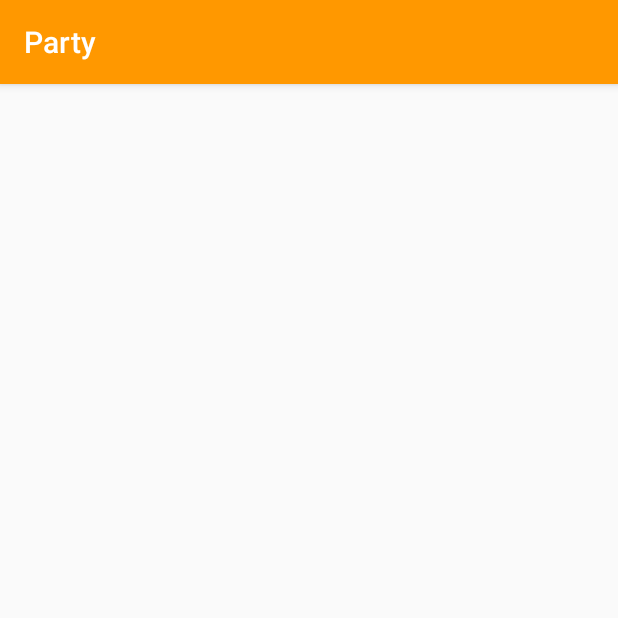
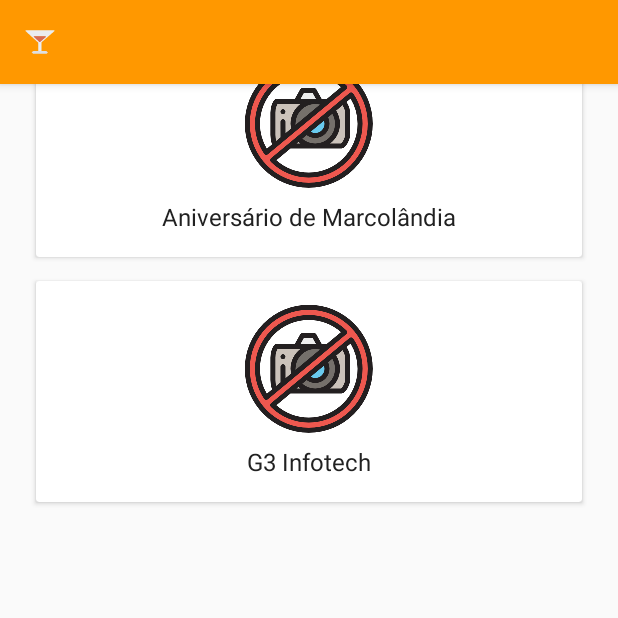
Before and after one commit to rodrigogaraujo/projetocapstone, an Android app: the screen it shows after launch (MainActivity), on a phone screen of 412 x 824 dp, the top half of it. Run offline under Robolectric (Android 15) with nearby library versions, the phone set to English and light mode, and no system bars; our stand-ins replace ButterKnife, Picasso.

Commit message:
change logo

```diff
--- a/app/build.gradle
+++ b/app/build.gradle
@@ -23,6 +23,8 @@ dependencies {
     implementation 'com.android.support:appcompat-v7:27.1.0'
     implementation 'com.android.support:recyclerview-v7:27.1.0'
     implementation 'com.android.support:cardview-v7:27.1.0'
+    implementation 'com.android.support:design:27.1.0'
+    implementation 'com.android.support:palette-v7:27.1.0'
     implementation 'com.android.support.constraint:constraint-layout:1.0.2'
     implementation 'com.jakewharton:butterknife:8.8.1'
     annotationProcessor 'com.jakewharton:butterknife-compiler:8.8.1'
--- a/app/src/main/AndroidManifest.xml
+++ b/app/src/main/AndroidManifest.xml
@@ -4,9 +4,9 @@
 
     <application
         android:allowBackup="true"
-        android:icon="@mipmap/ic_launcher"
+        android:icon="@mipmap/ic_logo"
         android:label="@string/app_name"
-        android:roundIcon="@mipmap/ic_launcher_round"
+        android:roundIcon="@mipmap/ic_logo"
         android:supportsRtl="true"
         android:theme="@style/AppTheme">
         <activity android:name=".MainActivity">
--- a/app/src/main/java/party/com/br/party/MainActivity.java
+++ b/app/src/main/java/party/com/br/party/MainActivity.java
@@ -2,6 +2,10 @@ package party.com.br.party;
 
 import android.support.v7.app.AppCompatActivity;
 import android.os.Bundle;
+import android.support.v7.widget.GridLayoutManager;
+import android.support.v7.widget.LinearLayoutManager;
+import android.support.v7.widget.RecyclerView;
+import android.support.v7.widget.Toolbar;
 
 import java.util.ArrayList;
 import java.util.Date;
@@ -14,11 +18,24 @@ public class MainActivity extends AppCompatActivity {
 
     private List<Event> mEvents;
     private EventAdapter mEventAdapter;
+    private RecyclerView mRvEvents;
+    private LinearLayoutManager mLayoutManager;
+    private Toolbar mToolbar;
 
     @Override
     protected void onCreate(Bundle savedInstanceState) {
         super.onCreate(savedInstanceState);
         setContentView(R.layout.activity_main);
+
+        mRvEvents = findViewById(R.id.rv_list_event);
+        mToolbar = findViewById(R.id.toolbar_main);
+
+        setSupportActionBar(mToolbar);
+        getSupportActionBar().setDisplayShowTitleEnabled(false);
+
+        mRvEvents.setHasFixedSize(true);
+        mLayoutManager = new LinearLayoutManager(this, LinearLayoutManager.VERTICAL, false);
+        mRvEvents.setLayoutManager(mLayoutManager);
 
         Event marcolandia = new Event("1", "Aniversário de Marcolândia", "21 aniversário da cidade de marcolândia", "",
                 "Brasil,Piauí, Marcolândia, Avenida Corinto matos, 23", "21h", "+55 (89) 3439-1183", new Date(), new ArrayList<String>());
@@ -27,6 +44,10 @@ public class MainActivity extends AppCompatActivity {
         Event g3 = new Event("2", "G3 Infotech", "Teesteeeeeeee", "",
                 "Brasil,Piauí, Marcolândia, Avenida Maria Concebida Costa, 29", "21h", "+55 (89) 99463-0386", new Date(), locails);
 
-
+        mEvents = new ArrayList<>();
+        mEvents.add(marcolandia);
+        mEvents.add(g3);
+        mEventAdapter = new EventAdapter(this, mEvents);
+        mRvEvents.setAdapter(mEventAdapter);
     }
 }
--- a/app/src/main/res/layout/activity_main.xml
+++ b/app/src/main/res/layout/activity_main.xml
@@ -1,20 +1,38 @@
 <?xml version="1.0" encoding="utf-8"?>
-<android.support.constraint.ConstraintLayout xmlns:android="http://schemas.android.com/apk/res/android"
+<android.support.design.widget.CoordinatorLayout xmlns:android="http://schemas.android.com/apk/res/android"
     xmlns:app="http://schemas.android.com/apk/res-auto"
     xmlns:tools="http://schemas.android.com/tools"
     android:layout_width="match_parent"
     android:layout_height="match_parent"
     tools:context="party.com.br.party.MainActivity">
 
+    <android.support.design.widget.AppBarLayout
+        android:layout_width="match_parent"
+        android:layout_height="wrap_content"
+        android:elevation="@dimen/elevation_appbar">
+
+        <android.support.v7.widget.Toolbar
+            android:id="@+id/toolbar_main"
+            android:layout_width="match_parent"
+            android:layout_height="wrap_content"
+            app:title="@string/app_name"
+            app:titleTextColor="@color/colorTextItens">
+
+            <ImageView
+                android:layout_width="wrap_content"
+                android:layout_height="wrap_content"
+                android:layout_gravity="left"
+                android:layout_margin="16dp"
+                android:src="@mipmap/ic_logo" />
+        </android.support.v7.widget.Toolbar>
+    </android.support.design.widget.AppBarLayout>
+
     <android.support.v7.widget.RecyclerView
         android:id="@+id/rv_list_event"
         android:layout_width="match_parent"
-        android:layout_height="wrap_content"
+        android:layout_height="match_parent"
         android:layout_marginEnd="16dp"
         android:layout_marginStart="16dp"
-        android:layout_marginTop="16dp"
-        app:layout_constraintEnd_toEndOf="parent"
-        app:layout_constraintStart_toStartOf="parent"
-        app:layout_constraintTop_toTopOf="parent" />
+        android:layout_marginTop="16dp" />
 
-</android.support.constraint.ConstraintLayout>
+</android.support.design.widget.CoordinatorLayout>
--- a/app/src/main/res/layout/row_event.xml
+++ b/app/src/main/res/layout/row_event.xml
@@ -3,7 +3,8 @@
     xmlns:app="http://schemas.android.com/apk/res-auto"
     xmlns:tools="http://schemas.android.com/tools"
     android:layout_width="match_parent"
-    android:layout_height="match_parent"
+    android:layout_height="wrap_content"
+    android:layout_margin="8dp"
     android:elevation="@dimen/cardview_default_elevation"
     app:cardCornerRadius="@dimen/cardview_default_radius">
 
@@ -17,7 +18,7 @@
             android:layout_height="wrap_content"
             android:layout_marginEnd="8dp"
             android:layout_marginStart="8dp"
-            android:layout_marginTop="8dp"
+            android:layout_marginTop="16dp"
             android:contentDescription="@string/picture_description"
             android:src="@mipmap/no_picture"
             app:layout_constraintEnd_toEndOf="parent"
@@ -28,11 +29,13 @@
             android:id="@+id/tv_name"
             android:layout_width="wrap_content"
             android:layout_height="wrap_content"
+            android:layout_marginBottom="16dp"
             android:layout_marginEnd="8dp"
             android:layout_marginStart="8dp"
             android:layout_marginTop="8dp"
             android:textColor="@color/colorPrimaryText"
             android:textSize="@dimen/text_list_main"
+            app:layout_constraintBottom_toBottomOf="parent"
             app:layout_constraintEnd_toEndOf="parent"
             app:layout_constraintStart_toStartOf="parent"
             app:layout_constraintTop_toBottomOf="@+id/iv_banner"
--- a/app/src/main/res/values/dimens.xml
+++ b/app/src/main/res/values/dimens.xml
@@ -1,4 +1,5 @@
 <?xml version="1.0" encoding="utf-8"?>
 <resources>
     <dimen name="text_list_main">16sp</dimen>
+    <dimen name="elevation_appbar">4dp</dimen>
 </resources>
--- a/app/src/main/res/values/styles.xml
+++ b/app/src/main/res/values/styles.xml
@@ -1,7 +1,7 @@
 <resources>
 
     <!-- Base application theme. -->
-    <style name="AppTheme" parent="Theme.AppCompat.Light.DarkActionBar">
+    <style name="AppTheme" parent="Theme.AppCompat.Light.NoActionBar">
         <!-- Customize your theme here. -->
         <item name="colorPrimary">@color/colorPrimary</item>
         <item name="colorPrimaryDark">@color/colorPrimaryDark</item>
```
Also changed, not shown: app/src/main/res/mipmap-hdpi/ic_logo.png, app/src/main/res/mipmap-mdpi/ic_logo.png, app/src/main/res/mipmap-xhdpi/ic_logo.png, app/src/main/res/mipmap-xxhdpi/ic_logo.png.
